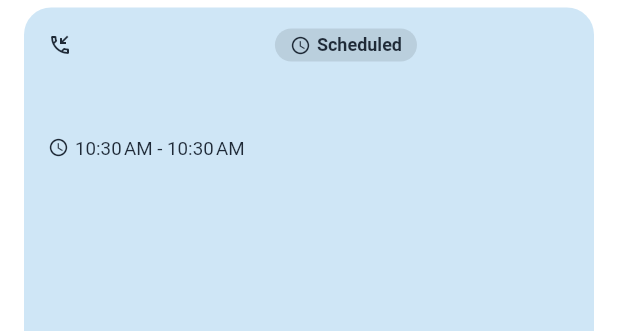
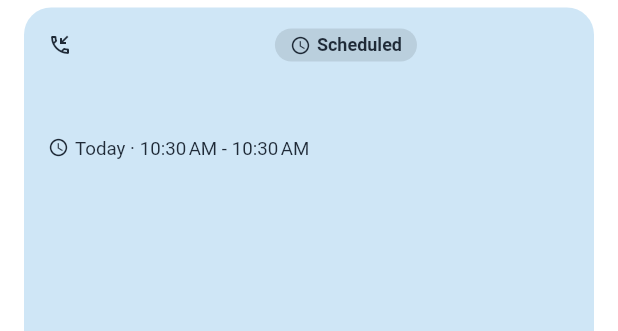
Before and after one commit to imrandoguy-dev/hipersign_mobile_app, a Flutter app: the ActivityCard widget shown alone on an empty page, opened directly with empty values, after a tap on the "chat" icon, on a phone screen of 412 x 824 dp. Shown: the top 331 px of the screen. Run offline on Flutter 3.47's test engine with Material 3 defaults, Android fonts, the phone set to English and light mode, and no system bars; our stand-ins replace firebase_core, firebase_messaging, flutter_local_notifications, flutter_secure_storage, just_audio, open_filex and 3 more; accounts and stored records are empty.

Commit message:
Activity cards show the day (Today / Tomorrow / Mon 19 Oct) with the time
Co-Authored-By: Claude Opus 5.5 <noreply@anthropic.com>
Claude-Session: https://claude.ai/code/session_01FcPgS4KNVkv5KrQWAnb5Mh

```diff
--- a/lib/shared/widgets/activity_card.dart
+++ b/lib/shared/widgets/activity_card.dart
@@ -29,7 +29,9 @@ class ActivityCard extends StatelessWidget {
     final a = activity;
     final when = a.start == null
         ? 'No date set'
-        : (overdue ? 'Overdue · was ${fmtDayTime(a.start)}' : '${fmtTime(a.start)} - ${fmtTime(a.end)}');
+        : (overdue
+            ? 'Overdue · was ${relativeDay(a.start!)}, ${fmtTime(a.start)}'
+            : '${relativeDay(a.start!)} · ${fmtTime(a.start)} - ${fmtTime(a.end)}');
     return Padding(
       padding: const EdgeInsets.symmetric(horizontal: 16, vertical: 5),
       child: Semantics(
--- a/lib/shared/widgets/common.dart
+++ b/lib/shared/widgets/common.dart
@@ -7,6 +7,16 @@ import '../../core/api/api_client.dart';
 String fmtTime(DateTime? d) => d == null ? '--' : DateFormat.jm().format(d);
 String fmtDay(DateTime? d) => d == null ? 'No date' : DateFormat('EEE, d MMM').format(d);
 String fmtDayTime(DateTime? d) => d == null ? 'No date set' : DateFormat('EEE d MMM, h:mm a').format(d);
+
+/// "Today", "Tomorrow", "Yesterday", else "Fri 16 Oct" (with the year when it isn't this year).
+String relativeDay(DateTime d, {DateTime? now}) {
+  final n = now ?? DateTime.now();
+  final days = DateTime(d.year, d.month, d.day).difference(DateTime(n.year, n.month, n.day)).inDays;
+  if (days == 0) return 'Today';
+  if (days == 1) return 'Tomorrow';
+  if (days == -1) return 'Yesterday';
+  return DateFormat(d.year == n.year ? 'EEE d MMM' : 'EEE d MMM yyyy').format(d);
+}
 
 String ago(DateTime? d) {
   if (d == null) return 'never';
```
Also changed, not shown: 2 other files.
